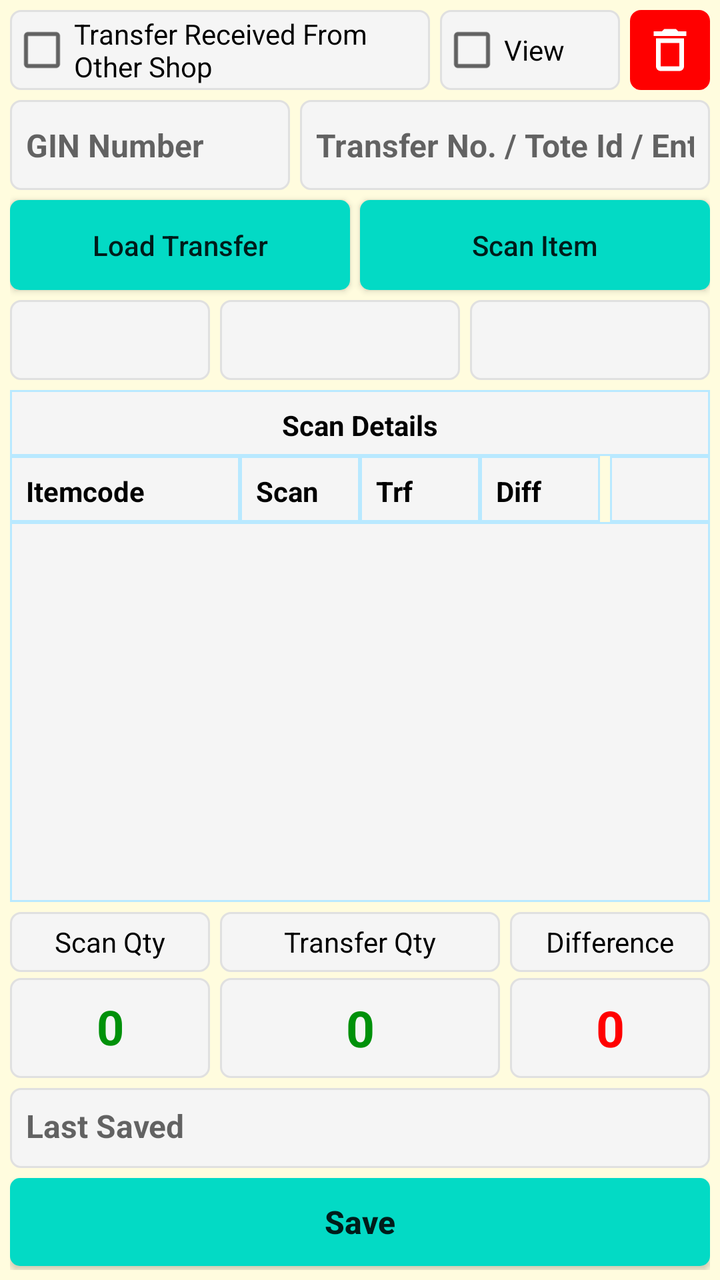
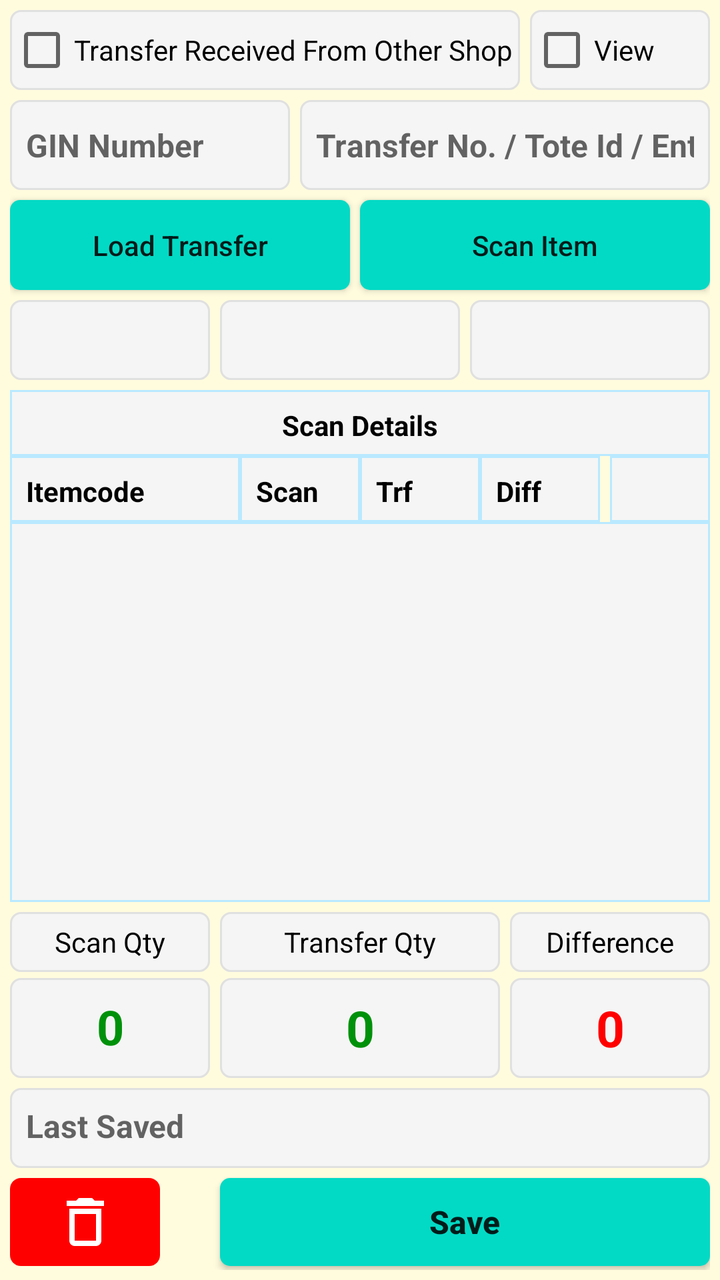

Compare the two renders of this Android layout. The source of the first and the diff that turns it into the second are given below.
<!-- AndroidManifest.xml: application theme AppTheme -->
<!-- res/layout/fragment_grn_transfer_new.xml -->
<?xml version="1.0" encoding="utf-8"?>
<FrameLayout xmlns:android="http://schemas.android.com/apk/res/android"
    xmlns:app="http://schemas.android.com/apk/res-auto"
    xmlns:tools="http://schemas.android.com/tools"
    android:layout_width="match_parent"
    android:layout_height="match_parent"
    android:background="@color/backColor"
    tools:context=".ui.grntransfer.grnnew.GrnTransferNewFragment">

    <androidx.constraintlayout.widget.ConstraintLayout
        android:layout_width="match_parent"
        android:layout_height="match_parent"
        android:padding="5dp">

        

        <ImageButton
            android:id="@+id/bt_grn_transfer_clear_all"
            android:layout_width="40dp"
            android:layout_height="40dp"
            android:background="@drawable/et_custom"
            android:backgroundTint="@color/coloRed"
            android:src="@drawable/delete_outline"
            android:contentDescription="Clear All"
            android:padding="6dp"
            android:scaleType="fitCenter"
            app:layout_constraintBottom_toBottomOf="@+id/ch_grn_transfer_trffrom_oth_shop"
            app:layout_constraintEnd_toEndOf="parent"
            app:layout_constraintTop_toTopOf="@+id/ch_grn_transfer_trffrom_oth_shop"
            app:tint="@color/colorWhite"
            tools:ignore="TouchTargetSizeCheck" />

        <CheckBox
            android:id="@+id/ch_grn_transfer_view"
            android:layout_width="90dp"
            android:layout_height="40dp"
            android:layout_marginRight="5dp"
            android:background="@drawable/et_custom"
            android:text="View"
            app:layout_constraintEnd_toStartOf="@+id/bt_grn_transfer_clear_all"
            app:layout_constraintTop_toTopOf="@+id/ch_grn_transfer_trffrom_oth_shop" />

        <CheckBox
            android:id="@+id/ch_grn_transfer_trffrom_oth_shop"
            android:layout_width="0dp"
            android:layout_height="40dp"
            android:layout_marginRight="5dp"
            android:background="@drawable/et_custom"
            android:text="Transfer Received From Other Shop"
            app:layout_constraintEnd_toStartOf="@+id/ch_grn_transfer_view"
            app:layout_constraintStart_toStartOf="parent"
            app:layout_constraintTop_toTopOf="parent" />

        <EditText
            android:id="@+id/et_grn_transfer_rfid_ginno"
            android:layout_width="140dp"
            android:layout_height="45dp"
            android:layout_marginTop="5dp"
            android:background="@drawable/et_custom"
            android:hint="GIN Number"
            android:inputType="number"
            android:padding="8dp"
            android:textColor="@color/coloRed"
            android:textSize="16sp"
            android:textStyle="bold"
            app:layout_constraintStart_toStartOf="parent"
            app:layout_constraintTop_toBottomOf="@+id/ch_grn_transfer_trffrom_oth_shop" />

        <EditText
            android:id="@+id/et_grn_transfer_trfno_entryno"
            android:layout_width="0dp"
            android:layout_height="45dp"
            android:layout_marginLeft="5dp"
            android:background="@drawable/et_custom"
            android:hint="Transfer No. / Tote Id / Entry No."
            android:inputType="textEmailAddress"
            android:padding="8dp"
            android:textColor="@color/coloRed"
            android:textSize="16sp"
            android:textStyle="bold"
            app:layout_constraintEnd_toEndOf="parent"
            app:layout_constraintStart_toEndOf="@+id/et_grn_transfer_rfid_ginno"
            app:layout_constraintTop_toTopOf="@+id/et_grn_transfer_rfid_ginno" />

        <androidx.constraintlayout.widget.Guideline
            android:id="@+id/guide_load_scan_mid"
            android:layout_width="wrap_content"
            android:layout_height="wrap_content"
            android:orientation="vertical"
            app:layout_constraintGuide_percent="0.5" />

        <Button
            android:id="@+id/bt_grn_transfer_load"
            android:layout_width="0dp"
            android:layout_height="45dp"
            android:layout_marginTop="5dp"
            android:layout_marginRight="5dp"
            android:background="@drawable/btn_custom1"
            android:text="Load Transfer"
            android:textAllCaps="false"
            android:textSize="14sp"
            app:layout_constraintEnd_toStartOf="@+id/guide_load_scan_mid"
            app:layout_constraintStart_toStartOf="parent"
            app:layout_constraintTop_toBottomOf="@+id/et_grn_transfer_rfid_ginno" />

        <Button
            android:id="@+id/bt_grn_transfer_scan"
            android:layout_width="0dp"
            android:layout_height="45dp"
            android:background="@drawable/btn_custom1"
            android:text="Scan Item"
            android:textAllCaps="false"
            android:textSize="14sp"
            app:layout_constraintEnd_toEndOf="parent"
            app:layout_constraintStart_toEndOf="@+id/guide_load_scan_mid"
            app:layout_constraintTop_toTopOf="@+id/bt_grn_transfer_load" />

        <TextView
            android:id="@+id/tv_grn_transfer_shopname"
            android:layout_width="00dp"
            android:layout_height="40dp"
            android:layout_marginTop="5dp"
            android:layout_marginRight="5dp"
            android:background="@drawable/et_custom"
            android:hint=""
            android:padding="10dp"
            android:text=""
            android:textAlignment="center"
            android:textColor="@color/coloBlack"
            android:textSize="14dp"
            app:layout_constraintEnd_toStartOf="@+id/tv_grn_transfer_trfdate"
            app:layout_constraintStart_toStartOf="parent"
            app:layout_constraintTop_toBottomOf="@+id/bt_grn_transfer_load" />

        <TextView
            android:id="@+id/tv_grn_transfer_trfdate"
            android:layout_width="120dp"
            android:layout_height="40dp"
            android:layout_marginRight="5dp"
            android:background="@drawable/et_custom"
            android:hint=""
            android:padding="10dp"
            android:text=""
            android:textAlignment="center"
            android:textColor="@color/coloBlack"
            android:textSize="14dp"
            app:layout_constraintEnd_toStartOf="@+id/tv_grn_transfer_toteid"
            app:layout_constraintTop_toTopOf="@+id/tv_grn_transfer_shopname" />

        <TextView
            android:id="@+id/tv_grn_transfer_toteid"
            android:layout_width="120dp"
            android:layout_height="40dp"
            android:background="@drawable/et_custom"
            android:hint=""
            android:padding="10dp"
            android:text=""
            android:textAlignment="center"
            android:textColor="@color/coloBlack"
            android:textSize="14dp"
            app:layout_constraintEnd_toEndOf="parent"
            app:layout_constraintTop_toTopOf="@+id/tv_grn_transfer_shopname" />

        <TextView
            android:id="@+id/tv_grn_transfer_total_scan_qty"
            android:layout_width="0dp"
            android:layout_height="50dp"
            android:layout_marginRight="5dp"
            android:background="@drawable/et_custom"
            android:hint=""
            android:padding="8dp"
            android:text="0"
            android:textAlignment="center"
            android:textColor="@color/colorGreen"
            android:textSize="24dp"
            android:textStyle="bold"
            app:layout_constraintEnd_toStartOf="@+id/tv_grn_transfer_total_trf_qty"
            app:layout_constraintStart_toStartOf="parent"
            app:layout_constraintTop_toTopOf="@+id/tv_grn_transfer_total_trf_qty" />

        <TextView
            android:id="@+id/TextView13"
            android:layout_width="0dp"
            android:layout_height="30dp"
            android:layout_marginBottom="3dp"
            android:background="@drawable/et_custom"
            android:gravity="center"
            android:hint=""
            android:padding="5dp"
            android:text="Scan Qty"
            android:textColor="@color/coloBlack"
            android:textSize="14dp"
            app:layout_constraintBottom_toTopOf="@+id/tv_grn_transfer_total_scan_qty"
            app:layout_constraintEnd_toEndOf="@+id/tv_grn_transfer_total_scan_qty"
            app:layout_constraintStart_toStartOf="@+id/tv_grn_transfer_total_scan_qty" />

        <TextView
            android:id="@+id/TextView16"
            android:layout_width="0dp"
            android:layout_height="30dp"
            android:layout_marginBottom="3dp"
            android:background="@drawable/et_custom"
            android:gravity="center"
            android:hint=""
            android:padding="5dp"
            android:text="Transfer Qty"
            android:textColor="@color/coloBlack"
            android:textSize="14dp"
            app:layout_constraintBottom_toTopOf="@+id/tv_grn_transfer_total_trf_qty"
            app:layout_constraintEnd_toEndOf="@+id/tv_grn_transfer_total_trf_qty"
            app:layout_constraintStart_toStartOf="@+id/tv_grn_transfer_total_trf_qty" />

        <TextView
            android:id="@+id/TextView19"
            android:layout_width="0dp"
            android:layout_height="30dp"
            android:layout_marginBottom="3dp"
            android:background="@drawable/et_custom"
            android:gravity="center"
            android:hint=""
            android:padding="5dp"
            android:text="Difference"
            android:textColor="@color/coloBlack"
            android:textSize="14dp"
            app:layout_constraintBottom_toTopOf="@+id/tv_grn_transfer_total_diff_qty"
            app:layout_constraintEnd_toEndOf="@+id/tv_grn_transfer_total_diff_qty"
            app:layout_constraintStart_toStartOf="@+id/tv_grn_transfer_total_diff_qty" />

        <TextView
            android:id="@+id/tv_grn_transfer_total_trf_qty"
            android:layout_width="140dp"
            android:layout_height="50dp"
            android:layout_marginBottom="5dp"
            android:background="@drawable/et_custom"
            android:hint=""
            android:padding="8dp"
            android:text="0"
            android:textAlignment="center"
            android:textColor="@color/colorGreen"
            android:textSize="25dp"
            android:textStyle="bold"
            app:layout_constraintBottom_toTopOf="@+id/tv_grn_transfer_last_save"
            app:layout_constraintEnd_toEndOf="parent"
            app:layout_constraintStart_toStartOf="parent" />

        <TextView
            android:id="@+id/tv_grn_transfer_total_diff_qty"
            android:layout_width="0dp"
            android:layout_height="50dp"
            android:layout_marginLeft="5dp"
            android:background="@drawable/et_custom"
            android:hint=""
            android:padding="8dp"
            android:text="0"
            android:textAlignment="center"
            android:textColor="@color/coloRed"
            android:textSize="25dp"
            android:textStyle="bold"
            app:layout_constraintEnd_toEndOf="parent"
            app:layout_constraintStart_toEndOf="@+id/tv_grn_transfer_total_trf_qty"
            app:layout_constraintTop_toTopOf="@+id/tv_grn_transfer_total_trf_qty" />

        <TextView
            android:id="@+id/TextView25"
            android:layout_width="0dp"
            android:layout_height="33dp"
            android:layout_marginTop="5dp"
            android:background="@drawable/et_custom_total"
            android:gravity="center"
            android:hint=""
            android:padding="8dp"
            android:text="Scan Details"
            android:textColor="@color/coloBlack"
            android:textSize="14dp"
            android:textStyle="bold"
            app:layout_constraintEnd_toEndOf="parent"
            app:layout_constraintStart_toStartOf="parent"
            app:layout_constraintTop_toBottomOf="@+id/tv_grn_transfer_shopname" />

        <TextView
            android:id="@+id/TextView2"
            android:layout_width="0dp"
            android:layout_height="33dp"
            android:background="@drawable/et_custom_total"
            android:gravity="left|center"
            android:hint=""
            android:padding="8dp"
            android:text="Itemcode"
            android:textColor="@color/coloBlack"
            android:textSize="14dp"
            android:textStyle="bold"
            app:layout_constraintEnd_toStartOf="@+id/TextView4"
            app:layout_constraintStart_toStartOf="parent"
            app:layout_constraintTop_toBottomOf="@+id/TextView25" />

        <TextView
            android:id="@+id/TextView3"
            android:layout_width="60dp"
            android:layout_height="33dp"
            android:background="@drawable/et_custom_total"
            android:gravity="left|center"
            android:hint=""
            android:padding="8dp"
            android:text="Trf"
            android:textColor="@color/coloBlack"
            android:textSize="14dp"
            android:textStyle="bold"
            app:layout_constraintEnd_toStartOf="@+id/TextView8"
            app:layout_constraintTop_toTopOf="@+id/TextView2" />

        <TextView
            android:id="@+id/TextView8"
            android:layout_width="60dp"
            android:layout_height="33dp"
            android:layout_marginRight="5dp"
            android:background="@drawable/et_custom_total"
            android:gravity="left|center"
            android:hint=""
            android:padding="8dp"
            android:text="Diff"
            android:textColor="@color/coloBlack"
            android:textSize="14dp"
            android:textStyle="bold"
            app:layout_constraintEnd_toStartOf="@+id/TextView888"
            app:layout_constraintTop_toTopOf="@+id/TextView2" />

        <TextView
            android:id="@+id/TextView4"
            android:layout_width="60dp"
            android:layout_height="33dp"
            android:background="@drawable/et_custom_total"
            android:gravity="left|center"
            android:hint=""
            android:padding="8dp"
            android:text="Scan"
            android:textColor="@color/coloBlack"
            android:textSize="14dp"
            android:textStyle="bold"
            app:layout_constraintEnd_toStartOf="@+id/TextView3"
            app:layout_constraintTop_toTopOf="@+id/TextView2" />

        <TextView
            android:id="@+id/TextView888"
            android:layout_width="50dp"
            android:layout_height="33dp"
            android:background="@drawable/et_custom_total"
            android:gravity="left|center"
            android:hint=""
            android:padding="8dp"
            android:text=""
            android:textColor="@color/coloBlack"
            android:textSize="14dp"
            android:textStyle="bold"
            app:layout_constraintEnd_toEndOf="parent"
            app:layout_constraintTop_toTopOf="@+id/TextView2" />

        <ListView
            android:id="@+id/lv_grn_transfer"
            android:layout_width="0dp"
            android:layout_height="0dp"
            android:layout_marginBottom="5dp"
            android:background="@drawable/et_custom_total"
            app:layout_constraintBottom_toTopOf="@+id/TextView16"
            app:layout_constraintEnd_toEndOf="parent"
            app:layout_constraintStart_toStartOf="parent"
            app:layout_constraintTop_toBottomOf="@+id/TextView2" />

        <TextView
            android:id="@+id/tv_grn_transfer_last_save"
            android:layout_width="0dp"
            android:layout_height="40dp"
            android:layout_marginBottom="5dp"
            android:background="@drawable/et_custom"
            android:hint="Last Saved"
            android:inputType="textEmailAddress"
            android:padding="8dp"
            android:textColor="@color/colorBlue"
            android:textSize="16sp"
            android:textStyle="bold"
            app:layout_constraintBottom_toTopOf="@+id/bt_grn_transfer_save"
            app:layout_constraintEnd_toEndOf="parent"
            app:layout_constraintStart_toStartOf="parent" />

        

        <Button
            android:id="@+id/bt_grn_transfer_save"
            android:layout_width="0dp"
            android:layout_height="44dp"
            android:layout_marginBottom="2dp"
            android:background="@drawable/btn_custom1"
            android:text="Save"
            android:textAllCaps="false"
            android:textSize="16sp"
            android:textStyle="bold"
            app:layout_constraintBottom_toBottomOf="parent"
            app:layout_constraintEnd_toEndOf="parent"
            app:layout_constraintStart_toStartOf="parent" />

    </androidx.constraintlayout.widget.ConstraintLayout>

</FrameLayout>
<!-- resources referenced by this layout -->
<resources>
  <color name="backColor">#FFFCDE</color>
  <color name="coloBlack">#000000</color>
  <color name="coloRed">#ff0000</color>
  <color name="colorBlue">#0000FF</color>
  <color name="colorGreen">#00910A</color>
  <color name="colorWhite">#FFFFFF</color>
  <!-- drawable btn_custom1 (drawable) -->
  <?xml version="1.0" encoding="utf-8"?>
  <shape xmlns:android="http://schemas.android.com/apk/res/android"
      android:padding="10dp"
      android:shape="rectangle" >
  
      <solid android:color="@color/colorBtn" />
  
      <corners
          android:bottomLeftRadius="5dp"
          android:bottomRightRadius="5dp"
          android:topLeftRadius="5dp"
          android:topRightRadius="5dp" />
  
  </shape>
  <!-- drawable delete_outline (drawable) -->
  <vector xmlns:android="http://schemas.android.com/apk/res/android" android:height="24dp" android:tint="#000000" android:viewportHeight="24" android:viewportWidth="24" android:width="24dp">
        
      <path android:fillColor="@android:color/white" android:pathData="M6,19c0,1.1 0.9,2 2,2h8c1.1,0 2,-0.9 2,-2L18,7L6,7v12zM8,9h8v10L8,19L8,9zM15.5,4l-1,-1h-5l-1,1L5,4v2h14L19,4z"/>
      
  </vector>
  <!-- drawable et_custom (drawable) -->
  <?xml version="1.0" encoding="utf-8"?>
  <shape xmlns:android="http://schemas.android.com/apk/res/android"
      android:padding="10dp"
      android:shape="rectangle" >
  
      <solid android:color="#f5f5f5" />
  
      <stroke
          android:width="1dp"
          android:color="#e0e0e0" />
  
      <corners
          android:bottomLeftRadius="5dp"
          android:bottomRightRadius="5dp"
          android:topLeftRadius="5dp"
          android:topRightRadius="5dp" />
  
  </shape>
  <!-- drawable et_custom_total (drawable) -->
  <?xml version="1.0" encoding="utf-8"?>
  <shape xmlns:android="http://schemas.android.com/apk/res/android"
      android:padding="10dp"
      android:shape="rectangle" >
  
      <solid android:color="#f5f5f5" />
  
      <stroke
          android:width="1dp"
          android:color="#B9E9FF" />
  
      <corners
          android:bottomLeftRadius="0dp"
          android:bottomRightRadius="0dp"
          android:topLeftRadius="0dp"
          android:topRightRadius="0dp" />
  
  </shape>
  <style name="AppTheme" parent="Theme.AppCompat.Light.NoActionBar">
          
          <item name="colorPrimary">@color/colorPrimary</item>
          <item name="colorPrimaryDark">@color/colorPrimaryDark</item>
          <item name="colorAccent">@color/colorAccent</item>
      </style>
  <color name="colorBtn">#03DAC5</color>
  <color name="colorPrimary">#ffb200</color>
  <color name="colorPrimaryDark">#ffb200</color>
  <color name="colorAccent">#000000</color>
</resources>

<!-- the commit's change to res/layout/fragment_grn_transfer_new.xml (unified diff, before → after) -->
@@ -16,17 +16,17 @@
 
         <ImageButton
             android:id="@+id/bt_grn_transfer_clear_all"
-            android:layout_width="40dp"
-            android:layout_height="40dp"
+            android:layout_width="75dp"
+            android:layout_height="44dp"
             android:background="@drawable/et_custom"
             android:backgroundTint="@color/coloRed"
-            android:src="@drawable/delete_outline"
             android:contentDescription="Clear All"
             android:padding="6dp"
             android:scaleType="fitCenter"
-            app:layout_constraintBottom_toBottomOf="@+id/ch_grn_transfer_trffrom_oth_shop"
-            app:layout_constraintEnd_toEndOf="parent"
-            app:layout_constraintTop_toTopOf="@+id/ch_grn_transfer_trffrom_oth_shop"
+            android:src="@drawable/delete_outline"
+            app:layout_constraintBottom_toBottomOf="@+id/bt_grn_transfer_save"
+            app:layout_constraintStart_toStartOf="parent"
+            app:layout_constraintTop_toTopOf="@+id/bt_grn_transfer_save"
             app:tint="@color/colorWhite"
             tools:ignore="TouchTargetSizeCheck" />
 
@@ -34,10 +34,9 @@
             android:id="@+id/ch_grn_transfer_view"
             android:layout_width="90dp"
             android:layout_height="40dp"
-            android:layout_marginRight="5dp"
             android:background="@drawable/et_custom"
             android:text="View"
-            app:layout_constraintEnd_toStartOf="@+id/bt_grn_transfer_clear_all"
+            app:layout_constraintEnd_toEndOf="parent"
             app:layout_constraintTop_toTopOf="@+id/ch_grn_transfer_trffrom_oth_shop" />
 
         <CheckBox
@@ -388,6 +387,7 @@
             android:layout_width="0dp"
             android:layout_height="44dp"
             android:layout_marginBottom="2dp"
+            android:layout_marginLeft="30dp"
             android:background="@drawable/btn_custom1"
             android:text="Save"
             android:textAllCaps="false"
@@ -395,7 +395,7 @@
             android:textStyle="bold"
             app:layout_constraintBottom_toBottomOf="parent"
             app:layout_constraintEnd_toEndOf="parent"
-            app:layout_constraintStart_toStartOf="parent" />
+            app:layout_constraintStart_toEndOf="@+id/bt_grn_transfer_clear_all" />
 
     </androidx.constraintlayout.widget.ConstraintLayout>
 
